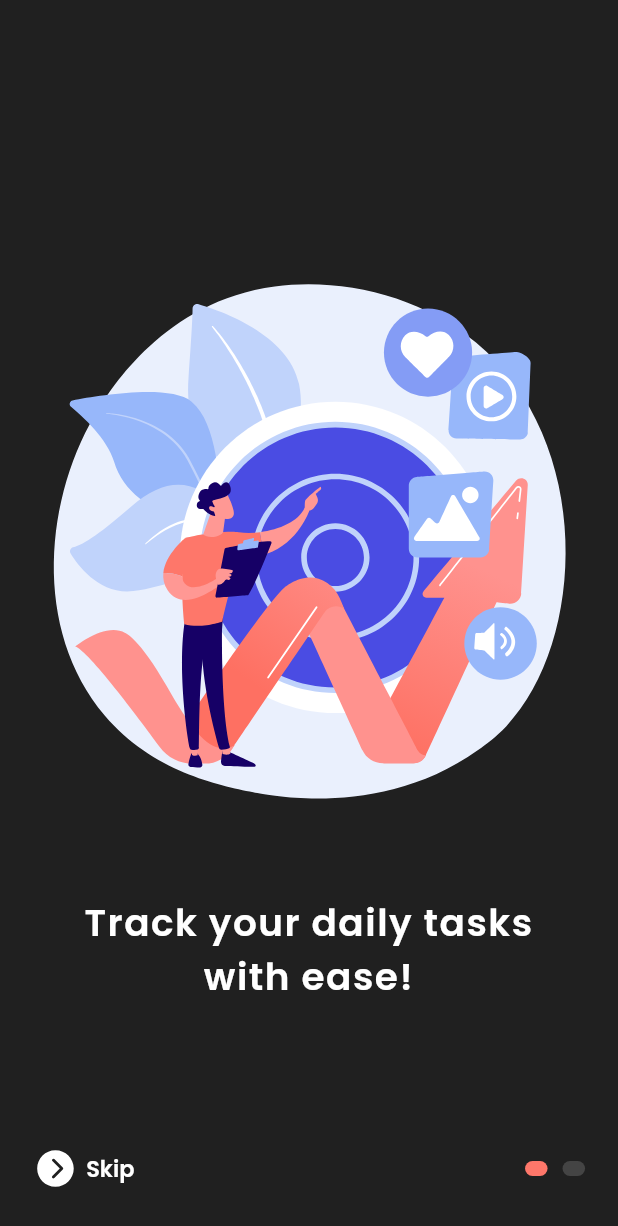
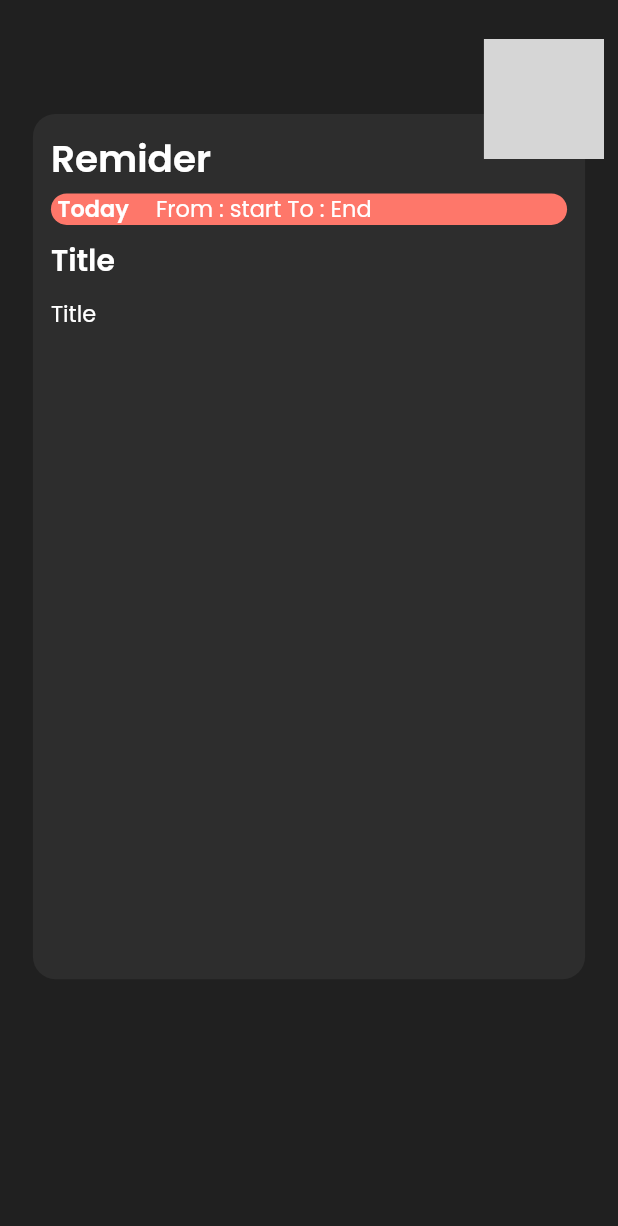
Before and after one commit to Ilejk/DoDidDone, a Flutter app: the screen it shows after launch, on a phone screen of 412 x 824 dp. Shown: the top 1226 px of the screen. Run offline on Flutter 3.47's test engine with Material 2 defaults, Android fonts, the phone set to English and light mode, and no system bars; drawn by our look-alikes of dynamic_color, lottie, smooth_page_indicator; our stand-ins replace country_picker, firebase_auth, firebase_core, flutter_datetime_picker_plus, flutter_screenutil, flutter_vector_icons and 5 more; accounts and stored records are empty; generated files the repository leaves out were written again; grey boxes are pictures that could not be loaded.

Commit message:
20.07.2023-11:20-notifications page

```diff
--- a/lib/app/todo_app.dart
+++ b/lib/app/todo_app.dart
@@ -1,4 +1,5 @@
 import 'package:todo_app/common/export/export.dart';
+import 'package:todo_app/features/todo/pages/notifications_page.dart';
 
 class TodoApp extends ConsumerWidget {
   const TodoApp({super.key});
@@ -32,8 +33,9 @@ class TodoApp extends ConsumerWidget {
             debugShowCheckedModeBanner: false,
             themeMode: ThemeMode.dark,
             onGenerateRoute: RouteGenerator.getRoute,
-            initialRoute:
-                users.isEmpty ? Routes.onBoardingRoute : Routes.homeRoute,
+            home: NotificationsPage(),
+            // initialRoute:
+            //     users.isEmpty ? Routes.onBoardingRoute : Routes.homeRoute,
           );
         });
       },
--- a/lib/common/utils/manager/assets.dart
+++ b/lib/common/utils/manager/assets.dart
@@ -8,6 +8,7 @@ class AppAnimations {
   static const String onboarding2 = '$animationPath/onboarding2.json';
   static const String login = '$animationPath/login.json';
   static const String otp = '$animationPath/otp.json';
+  static const String notifcations = '$animationPath/notifications.json';
 }
 
 const String imagePath = 'assets/images';
--- a/lib/common/utils/manager/values.dart
+++ b/lib/common/utils/manager/values.dart
@@ -35,6 +35,7 @@ class AppPadding {
 
 class AppSizes {
   AppSizes._();
+  static const double s0 = 0.0;
   static const double s0_3 = 0.3;
   static const double s1 = 1.0;
   static const double s2 = 2.0;
--- a/lib/features/auth/pages/otp_page.dart
+++ b/lib/features/auth/pages/otp_page.dart
@@ -1,6 +1,6 @@
 import 'package:todo_app/common/export/export.dart';
 
-class OtpPage extends StatefulWidget {
+class OtpPage extends ConsumerStatefulWidget {
   const OtpPage({
     super.key,
     required this.smsCodeID,
@@ -11,10 +11,11 @@ class OtpPage extends StatefulWidget {
   final String phoneNumber;
 
   @override
-  State<OtpPage> createState() => _OtpPageState();
+  ConsumerState<OtpPage> createState() => _OtpPageState();
 }
 
-class _OtpPageState extends State<OtpPage> with SingleTickerProviderStateMixin {
+class _OtpPageState extends ConsumerState<OtpPage>
+    with SingleTickerProviderStateMixin {
   bool animate = false;
   AnimationController? _animationController;
   @override
@@ -28,6 +29,19 @@ class _OtpPageState extends State<OtpPage> with SingleTickerProviderStateMixin {
           _animationController!.stop();
         }
       });
+  }
+
+  void verifyOTP({
+    required BuildContext context,
+    required WidgetRef ref,
+    required String smsCode,
+  }) {
+    ref.read(authControllerProvider).verifyOTP(
+          context: context,
+          smsCodeID: widget.smsCodeID,
+          smsCode: smsCode,
+          mounted: true,
+        );
   }
 
   @override
@@ -74,13 +88,21 @@ class _OtpPageState extends State<OtpPage> with SingleTickerProviderStateMixin {
                 onCompleted: (value) {
                   var isCodeLengthValid = value.length == 6;
                   if (isCodeLengthValid) {
-                    //TODO
+                    return verifyOTP(
+                      context: context,
+                      ref: ref,
+                      smsCode: value,
+                    );
                   }
                 },
                 onSubmitted: (value) {
                   var isCodeLengthValid = value.length == 6;
                   if (isCodeLengthValid) {
-                    //TODO
+                    return verifyOTP(
+                      context: context,
+                      ref: ref,
+                      smsCode: value,
+                    );
                   }
                 },
               ),
--- /dev/null
+++ b/lib/features/todo/pages/notifications_page.dart
@@ -0,0 +1,113 @@
+import 'package:todo_app/common/export/export.dart';
+
+class NotificationsPage extends StatelessWidget {
+  const NotificationsPage({super.key, this.payload});
+  final String? payload;
+  @override
+  Widget build(BuildContext context) {
+    return Scaffold(
+      appBar: AppBar(
+        elevation: 0.0,
+        backgroundColor: Colors.transparent,
+      ),
+      body: SafeArea(
+        child: Stack(
+          clipBehavior: Clip.none,
+          children: [
+            Padding(
+              padding: EdgeInsets.symmetric(
+                horizontal: AppPadding.p20.w,
+                vertical: AppPadding.p20.h,
+              ),
+              child: Container(
+                width: AppValues.deviceWidth,
+                height: AppValues.deviceHeight * 0.7,
+                decoration: BoxDecoration(
+                  color: AppColors.secondaryDarkGrey,
+                  borderRadius: BorderRadius.circular(AppConsts.kRadius),
+                ),
+                child: Padding(
+                  padding: EdgeInsets.all(AppPadding.p12.h),
+                  child: Column(
+                    crossAxisAlignment: CrossAxisAlignment.start,
+                    children: [
+                      ReusableTextWidget(
+                        text: 'Remider',
+                        textStyle: appTextStyle(
+                          fontSize: AppFontSizes.fs25,
+                          color: AppColors.white,
+                          fontWeight: FontWeight.w600,
+                        ),
+                      ),
+                      HeightSpacer(he: AppSizes.s5.h),
+                      Container(
+                        width: AppValues.deviceWidth,
+                        padding: EdgeInsets.only(left: AppPadding.p4.w),
+                        decoration: BoxDecoration(
+                          color: AppColors.lightOrange,
+                          borderRadius:
+                              BorderRadius.circular(AppConsts.kRadius),
+                        ),
+                        child: Row(
+                          mainAxisAlignment: MainAxisAlignment.start,
+                          children: [
+                            ReusableTextWidget(
+                              text: 'Today',
+                              textStyle: appTextStyle(
+                                fontSize: AppFontSizes.fs15,
+                                color: AppColors.white,
+                                fontWeight: FontWeight.w600,
+                              ),
+                            ),
+                            WidthSpacer(wi: AppSizes.s15.w),
+                            ReusableTextWidget(
+                              text: 'From : start To : End',
+                              textStyle: appTextStyle(
+                                fontSize: AppFontSizes.fs15,
+                                color: AppColors.white,
+                                fontWeight: FontWeight.normal,
+                              ),
+                            ),
+                          ],
+                        ),
+                      ),
+                      HeightSpacer(he: AppSizes.s10.h),
+                      ReusableTextWidget(
+                        text: 'Title',
+                        textStyle: appTextStyle(
+                          fontSize: AppFontSizes.fs20,
+                          color: AppColors.white,
+                          fontWeight: FontWeight.w600,
+                        ),
+                      ),
+                      HeightSpacer(he: AppSizes.s10.h),
+                      ReusableTextWidget(
+                        text: 'Title',
+                        maxLines: 10,
+                        textAlign: TextAlign.justify,
+                        textStyle: appTextStyle(
+                          fontSize: AppFontSizes.fs15,
+                          color: AppColors.white,
+                          fontWeight: FontWeight.normal,
+                        ),
+                      ),
+                    ],
+                  ),
+                ),
+              ),
+            ),
+            Positioned(
+              right: AppSizes.s5.w,
+              top: -AppSizes.s30.h,
+              child: LottieBuilder.asset(
+                AppAnimations.notifcations,
+                width: AppSizes.s80.w,
+                height: AppSizes.s80.h,
+              ),
+            ),
+          ],
+        ),
+      ),
+    );
+  }
+}
```
Also changed, not shown: assets/json/notifications.json (added, +1 -0 lines), lib/features/auth/controllers/code_provider.g.dart.
